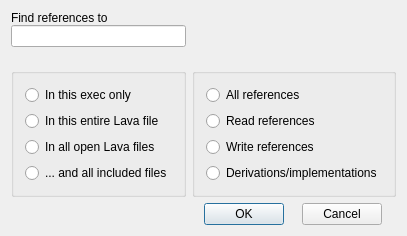
Qt form lavape/src/LavaPE_UI/idd_findrefsbox.ui (berkus/lavape) before a commit.
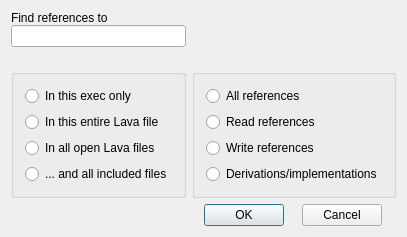
The same form after that commit.

Commit message: dialog layouts fixed

Patch:
```diff
--- a/lavape/src/LavaPE_UI/idd_findrefsbox.ui
+++ b/lavape/src/LavaPE_UI/idd_findrefsbox.ui
@@ -3,19 +3,17 @@
  <comment></comment>
  <exportmacro></exportmacro>
  <class>IDD_FindRefsBox</class>
- <widget class="QDialog" name="IDD_FindRefsBox" >
-  <property name="geometry" >
+ <widget class="QDialog" name="IDD_FindRefsBox">
+  <property name="geometry">
    <rect>
     <x>0</x>
     <y>0</y>
-    <width>360</width>
+    <width>367</width>
     <height>236</height>
    </rect>
   </property>
-  <property name="sizePolicy" >
-   <sizepolicy>
-    <hsizetype>1</hsizetype>
-    <vsizetype>1</vsizetype>
+  <property name="sizePolicy">
+   <sizepolicy hsizetype="Minimum" vsizetype="Minimum">
     <horstretch>0</horstretch>
     <verstretch>0</verstretch>
    </sizepolicy>
@@ -23,8 +21,11 @@
   <property name="windowTitle" >
    <string>Find references</string>
   </property>
-  <layout class="QGridLayout" >
-   <property name="margin" >
+  <layout class="QGridLayout">
+   <property name="sizeConstraint">
+    <enum>QLayout::SetFixedSize</enum>
+   </property>
+   <property name="margin">
     <number>11</number>
    </property>
    <property name="spacing" >
@@ -127,15 +128,15 @@
      </property>
     </spacer>
    </item>
-   <item row="2" column="0" >
-    <widget class="QGroupBox" name="BGroup_Where" >
-     <layout class="QVBoxLayout" >
-      <property name="margin" >
-       <number>11</number>
-      </property>
-      <property name="spacing" >
+   <item row="2" column="0">
+    <widget class="QGroupBox" name="BGroup_Where">
+     <layout class="QVBoxLayout">
+      <property name="spacing">
        <number>6</number>
       </property>
+      <property name="margin">
+       <number>11</number>
+      </property>
       <item>
        <widget class="QRadioButton" name="FindInView" >
         <property name="text" >
@@ -167,15 +168,15 @@
      </layout>
     </widget>
    </item>
-   <item row="2" column="1" >
-    <widget class="QGroupBox" name="BGroup_What" >
-     <layout class="QVBoxLayout" >
-      <property name="margin" >
-       <number>11</number>
-      </property>
-      <property name="spacing" >
+   <item row="2" column="1">
+    <widget class="QGroupBox" name="BGroup_What">
+     <layout class="QVBoxLayout">
+      <property name="spacing">
        <number>6</number>
       </property>
+      <property name="margin">
+       <number>11</number>
+      </property>
       <item>
        <widget class="QRadioButton" name="FindAll" >
         <property name="text" >
@@ -207,20 +208,18 @@
      </layout>
     </widget>
    </item>
-   <item row="3" column="1" >
-    <layout class="QHBoxLayout" >
-     <property name="margin" >
-      <number>0</number>
-     </property>
-     <property name="spacing" >
+   <item row="3" column="1">
+    <layout class="QHBoxLayout">
+     <property name="spacing">
       <number>6</number>
      </property>
+     <property name="margin">
+      <number>0</number>
+     </property>
      <item>
-      <widget class="QPushButton" name="ID_OK" >
-       <property name="sizePolicy" >
-        <sizepolicy>
-         <hsizetype>0</hsizetype>
-         <vsizetype>0</vsizetype>
+      <widget class="QPushButton" name="ID_OK">
+       <property name="sizePolicy">
+        <sizepolicy hsizetype="Fixed" vsizetype="Fixed">
          <horstretch>0</horstretch>
          <verstretch>0</verstretch>
         </sizepolicy>
@@ -243,11 +242,9 @@
       </widget>
      </item>
      <item>
-      <widget class="QPushButton" name="ID_CANCEL" >
-       <property name="sizePolicy" >
-        <sizepolicy>
-         <hsizetype>0</hsizetype>
-         <vsizetype>0</vsizetype>
+      <widget class="QPushButton" name="ID_CANCEL">
+       <property name="sizePolicy">
+        <sizepolicy hsizetype="Fixed" vsizetype="Fixed">
          <horstretch>0</horstretch>
          <verstretch>0</verstretch>
         </sizepolicy>
@@ -270,8 +267,7 @@
    </item>
   </layout>
  </widget>
- <layoutdefault spacing="6" margin="11" />
- <pixmapfunction></pixmapfunction>
+ <layoutdefault spacing="6" margin="11"/>
  <resources/>
  <connections/>
 </ui>
```
Left out of the diff: 110 changed lines with no effect on the pictures. The commit also changes 28 other files.
